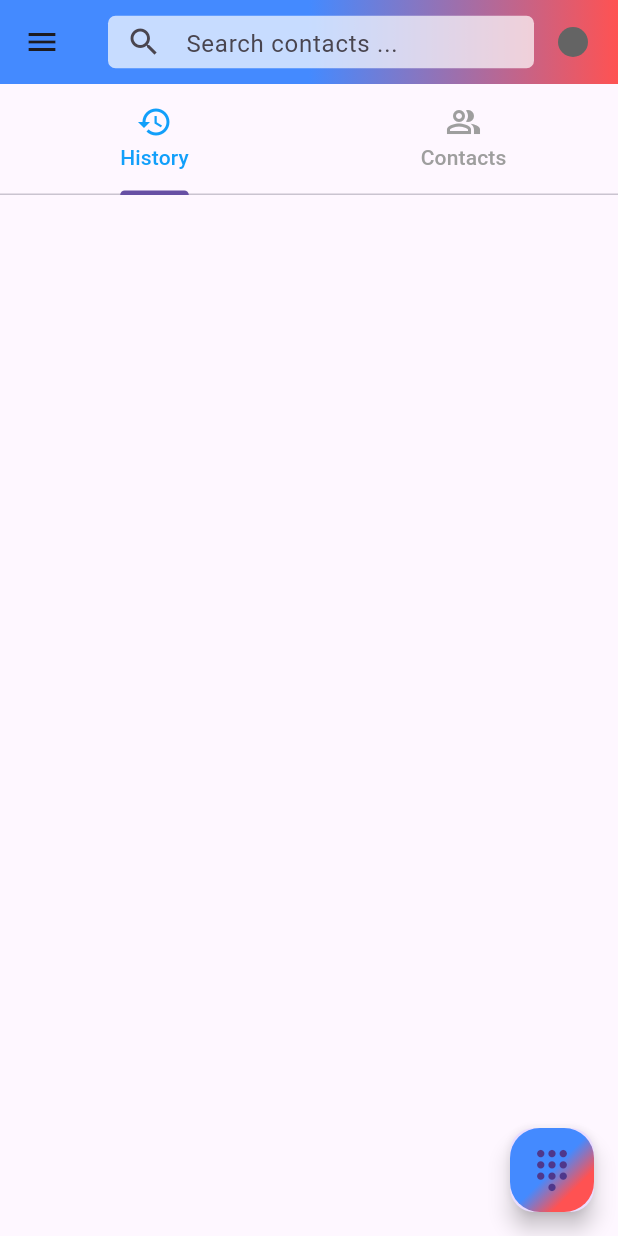
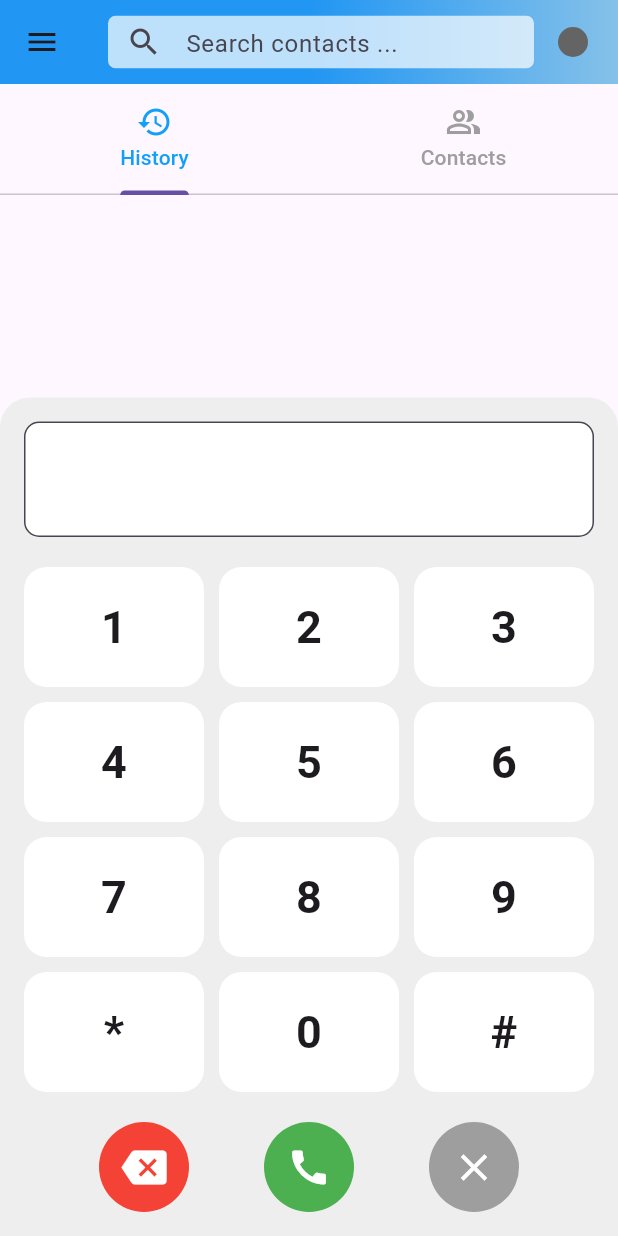
Before and after one commit to mahdi-islam-pranto/DialerApp, a Flutter app: the SipDialPad screen opened directly, on a phone screen of 412 x 824 dp. Run offline on Flutter 3.47's test engine with Material 3 defaults, Android fonts, the phone set to English and light mode, and no system bars; our stand-ins replace animated_splash_screen, dropdown_search, firebase_core, flutter_contacts, flutter_local_notifications, flutter_screenutil and 6 more; missing offline and left inert: flutter_animated_button, flutter_callkit_incoming, flutter_phone_direct_caller, record_platform_interface, simple_fontellico_progress_dialog; accounts and stored records are empty; network calls fail.

Commit message:
dashboard design change, dashboard internet status, sip credential- default server set

```diff
--- a/lib/sip_account/SipAccountSetting.dart
+++ b/lib/sip_account/SipAccountSetting.dart
@@ -72,7 +72,7 @@ class _SipAccountSettingState extends State<SipAccountSetting> {
       body: Container(
         margin: const EdgeInsets.only(top: 10),
         child: ListView(
-          children: [extensionAndStatus(), dialerPrefix()],
+          children: [extensionAndStatus()],
         ),
       ),
     );
--- a/lib/sip_account/SipDialPad.dart
+++ b/lib/sip_account/SipDialPad.dart
@@ -1314,7 +1314,7 @@ class _SipDialPadState extends State<SipDialPad> {
   List<String> numberDigits = [];
   int cursorCurrentIndex = 0;
 
-  bool isDialPadShowing = false;
+  bool isDialPadShowing = true;
   String? callerName;
 
   /*
@@ -1363,9 +1363,9 @@ class _SipDialPadState extends State<SipDialPad> {
                       begin: Alignment.centerLeft,
                       end: Alignment.centerRight,
                       colors: [
-                        Colors.blueAccent,
-                        Colors.blueAccent,
-                        Colors.redAccent,
+                        Colors.blue,
+                        Colors.blue,
+                        Color(0xff85C1E9),
                       ]),
                 ),
               ),
@@ -1448,9 +1448,8 @@ class _SipDialPadState extends State<SipDialPad> {
                     gradient: const LinearGradient(
                       begin: Alignment.topCenter,
                       colors: [
-                        Colors.blueAccent,
-                        Colors.blueAccent,
-                        Colors.redAccent,
+                        Colors.blue,
+                        Color(0xff85C1E9),
                       ],
                     ),
                     borderRadius: BorderRadius.circular(20),
@@ -1586,6 +1585,13 @@ class _SipDialPadState extends State<SipDialPad> {
                                 )));
                   }
                 }),
+
+                // close
+                _buildActionButton(Icons.close, Colors.grey, () {
+                  setState(() {
+                    isDialPadShowing = false;
+                  });
+                }),
               ],
             ),
           ],
```
Also changed, not shown: lib/dashboard/home_component/DashboardCounter.dart (+72 -14 lines), lib/sip_account/SIPCredential.dart (+18 -13 lines), pubspec.yaml (+17 -8 lines), assets/images/skrp.png (added), pubspec.lock.
